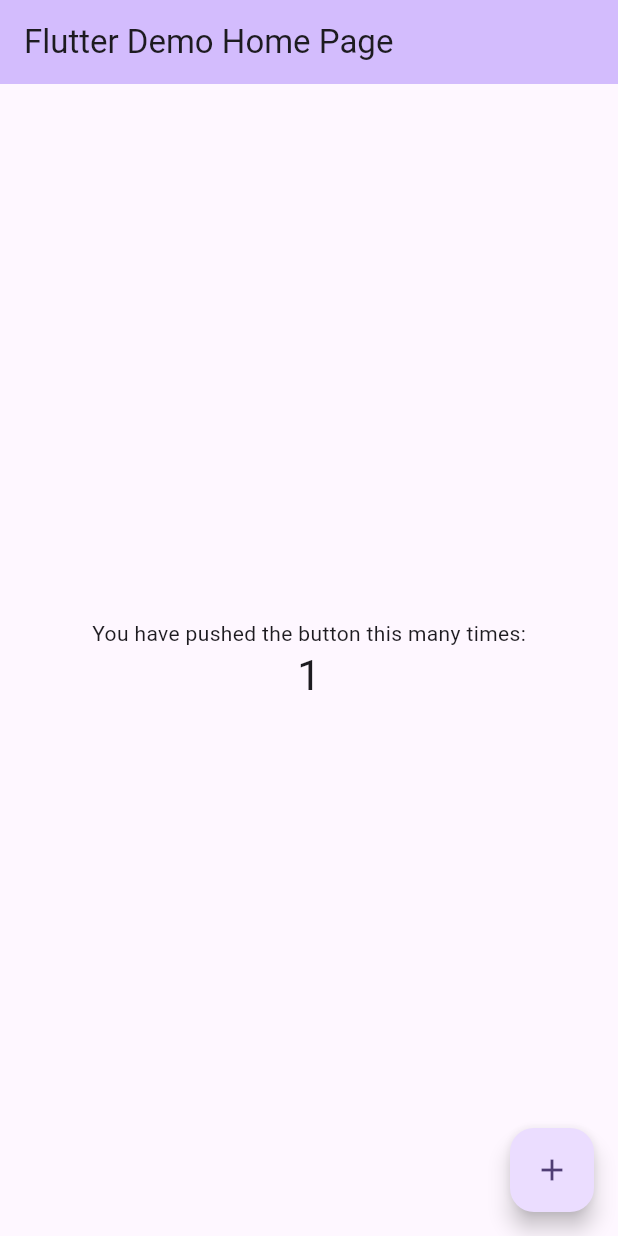
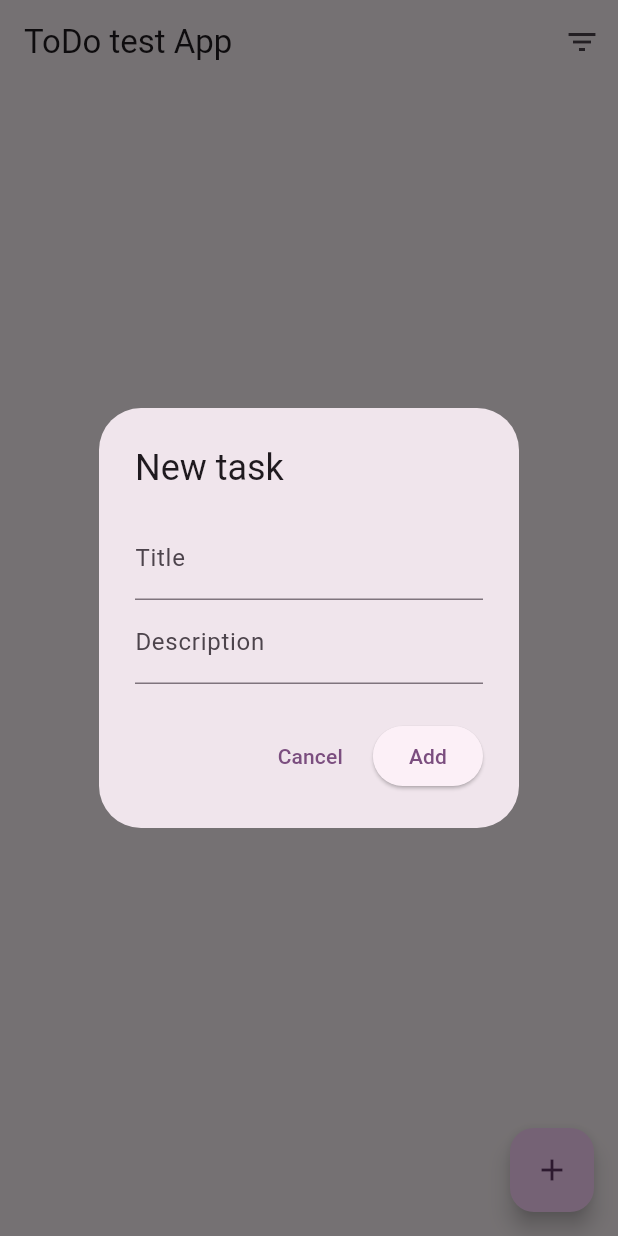
Before and after one commit to tonoyan-aram/ToDo_test, a Flutter app: the screen it shows after launch, after a tap on the "add" icon, on a phone screen of 412 x 824 dp. Run offline on Flutter 3.47's test engine with Material 3 defaults, Android fonts, the phone set to English and light mode, and no system bars.

Commit message:
add to git

```diff
--- /dev/null
+++ b/todo_test/lib/data/todo_repository.dart
@@ -0,0 +1,34 @@
+import 'package:todo_test/domain/todo_model.dart';
+
+class TodoRepo implements TodoRepository {
+  final List<Todo> _storage = [];
+
+  @override
+  Future<List<Todo>> getTodoList() async {
+    await Future.delayed(const Duration(milliseconds: 200));
+    return List.unmodifiable(_storage);
+  }
+
+  @override
+  Future<void> addTodo(Todo todo) async {
+    _storage.add(todo);
+  }
+
+  @override
+  Future<void> updateTodo(Todo todo) async {
+    final index = _storage.indexWhere((t) => t.id == todo.id);
+    if (index != -1) {
+      _storage[index] = todo;
+    }
+  }
+
+  @override
+  Future<void> deleteTodo(String id) async {
+    _storage.removeWhere((t) => t.id == id);
+  }
+
+  @override
+  Future<void> deleteCompleted() async {
+    _storage.removeWhere((t) => t.isCompleted);
+  }
+}
--- /dev/null
+++ b/todo_test/lib/domain/todo_model.dart
@@ -0,0 +1,29 @@
+class Todo {
+  final String id;
+  final String title;
+  final String description;
+  final bool isCompleted;
+
+  const Todo({
+    required this.id,
+    required this.title,
+    required this.description,
+    this.isCompleted = false,
+  });
+
+  Todo copyWith({String? title, String? description, bool? isCompleted}) {
+    return Todo(
+      id: id,
+      title: title ?? this.title,
+      description: description ?? this.description,
+      isCompleted: isCompleted ?? this.isCompleted,
+    );
+  }
+}
+
+abstract class TodoRepository {
+  Future<List<Todo>> getTodoList();
+  Future<void> addTodo(Todo todo);
+  Future<void> updateTodo(Todo todo);
+  Future<void> deleteTodo(String id);
+}
--- a/todo_test/lib/main.dart
+++ b/todo_test/lib/main.dart
@@ -1,122 +1,33 @@
 import 'package:flutter/material.dart';
+import 'package:provider/provider.dart';
+import 'package:todo_test/presentation/provider/todo_provider.dart';
+import 'data/todo_repository.dart';
+import 'presentation/screens/todo_page.dart';
 
-void main() {
-  runApp(const MyApp());
+void main() async {
+  WidgetsFlutterBinding.ensureInitialized();
+  final repository = TodoRepo();
+  runApp(MyApp(repository: repository));
 }
 
 class MyApp extends StatelessWidget {
-  const MyApp({super.key});
+  final TodoRepo repository;
+  const MyApp({super.key, required this.repository});
 
-  // This widget is the root of your application.
   @override
   Widget build(BuildContext context) {
-    return MaterialApp(
-      title: 'Flutter Demo',
-      theme: ThemeData(
-        // This is the theme of your application.
-        //
-        // TRY THIS: Try running your application with "flutter run". You'll see
-        // the application has a purple toolbar. Then, without quitting the app,
-        // try changing the seedColor in the colorScheme below to Colors.green
-        // and then invoke "hot reload" (save your changes or press the "hot
-        // reload" button in a Flutter-supported IDE, or press "r" if you used
-        // the command line to start the app).
-        //
-        // Notice that the counter didn't reset back to zero; the application
-        // state is not lost during the reload. To reset the state, use hot
-        // restart instead.
-        //
-        // This works for code too, not just values: Most code changes can be
-        // tested with just a hot reload.
-        colorScheme: ColorScheme.fromSeed(seedColor: Colors.deepPurple),
+    return MultiProvider(
+      providers: [
+        ChangeNotifierProvider(create: (_) => TodoProvider(repository)),
+      ],
+      child: MaterialApp(
+        title: 'ToDo test App',
+        debugShowCheckedModeBanner: false,
+        theme: ThemeData(
+          colorScheme: ColorScheme.fromSeed(seedColor: Colors.purple),
+        ),
+        home: const TodoPage(),
       ),
-      home: const MyHomePage(title: 'Flutter Demo Home Page'),
     );
   }
 }
-
-class MyHomePage extends StatefulWidget {
-  const MyHomePage({super.key, required this.title});
-
-  // This widget is the home page of your application. It is stateful, meaning
-  // that it has a State object (defined below) that contains fields that affect
-  // how it looks.
-
-  // This class is the configuration for the state. It holds the values (in this
-  // case the title) provided by the parent (in this case the App widget) and
-  // used by the build method of the State. Fields in a Widget subclass are
-  // always marked "final".
-
-  final String title;
-
-  @override
-  State<MyHomePage> createState() => _MyHomePageState();
-}
-
-class _MyHomePageState extends State<MyHomePage> {
-  int _counter = 0;
-
-  void _incrementCounter() {
-    setState(() {
-      // This call to setState tells the Flutter framework that something has
-      // changed in this State, which causes it to rerun the build method below
-      // so that the display can reflect the updated values. If we changed
-      // _counter without calling setState(), then the build method would not be
-      // called again, and so nothing would appear to happen.
-      _counter++;
-    });
-  }
-
-  @override
-  Widget build(BuildContext context) {
-    // This method is rerun every time setState is called, for instance as done
-    // by the _incrementCounter method above.
-    //
-    // The Flutter framework has been optimized to make rerunning build methods
-    // fast, so that you can just rebuild anything that needs updating rather
-    // than having to individually change instances of widgets.
-    return Scaffold(
-      appBar: AppBar(
-        // TRY THIS: Try changing the color here to a specific color (to
-        // Colors.amber, perhaps?) and trigger a hot reload to see the AppBar
-        // change color while the other colors stay the same.
-        backgroundColor: Theme.of(context).colorScheme.inversePrimary,
-        // Here we take the value from the MyHomePage object that was created by
-        // the App.build method, and use it to set our appbar title.
-        title: Text(widget.title),
-      ),
-      body: Center(
-        // Center is a layout widget. It takes a single child and positions it
-        // in the middle of the parent.
-        child: Column(
-          // Column is also a layout widget. It takes a list of children and
-          // arranges them vertically. By default, it sizes itself to fit its
-          // children horizontally, and tries to be as tall as its parent.
-          //
-          // Column has various properties to control how it sizes itself and
-          // how it positions its children. Here we use mainAxisAlignment to
-          // center the children vertically; the main axis here is the vertical
-          // axis because Columns are vertical (the cross axis would be
-          // horizontal).
-          //
-          // TRY THIS: Invoke "debug painting" (choose the "Toggle Debug Paint"
-          // action in the IDE, or press "p" in the console), to see the
-          // wireframe for each widget.
-          mainAxisAlignment: MainAxisAlignment.center,
-          children: <Widget>[
-            const Text('You have pushed the button this many times:'),
-            Text(
-              '$_counter',
-              style: Theme.of(context).textTheme.headlineMedium,
-            ),
-          ],
-        ),
-      ),
-      floatingActionButton: FloatingActionButton(
-        onPressed: _incrementCounter,
-        tooltip: 'Increment',
-        child: const Icon(Icons.add),
-      ), // This trailing comma makes auto-formatting nicer for build methods.
-    );
-  }
-}
--- /dev/null
+++ b/todo_test/lib/presentation/provider/todo_provider.dart
@@ -0,0 +1,67 @@
+import 'package:flutter/foundation.dart';
+import 'package:todo_test/domain/todo_model.dart';
+import 'package:uuid/uuid.dart';
+
+class TodoProvider extends ChangeNotifier {
+  final TodoRepository repository;
+  List<Todo> _todos = [];
+  List<Todo> get todos => _todos;
+  String _filter = 'all';
+
+  TodoProvider(this.repository) {
+    loadTodos();
+  }
+
+  Future<void> loadTodos() async {
+    _todos = await repository.getTodoList();
+    notifyListeners();
+  }
+
+  void setFilter(String value) {
+    _filter = value;
+    notifyListeners();
+  }
+
+  List<Todo> get filteredTodos {
+    switch (_filter) {
+      case 'active':
+        return _todos.where((t) => !t.isCompleted).toList();
+      case 'completed':
+        return _todos.where((t) => t.isCompleted).toList();
+      default:
+        return _todos;
+    }
+  }
+
+  Future<void> add(String title, String description) async {
+    final todo = Todo(
+      id: const Uuid().v4(),
+      title: title,
+      description: description,
+    );
+    await repository.addTodo(todo);
+    _todos = await repository.getTodoList();
+    notifyListeners();
+  }
+
+  Future<void> setComplete(String id) async {
+    final todo = _todos.firstWhere((t) => t.id == id);
+    final updated = todo.copyWith(isCompleted: !todo.isCompleted);
+    await repository.updateTodo(updated);
+    _todos = await repository.getTodoList();
+    notifyListeners();
+  }
+
+  Future<void> update(String id, String newTitle, String newDescription) async {
+    final todo = _todos.firstWhere((t) => t.id == id);
+    final updated = todo.copyWith(title: newTitle, description: newDescription);
+    await repository.updateTodo(updated);
+    await loadTodos();
+  }
+
+  Future<void> delete(String id) async {
+    await repository.deleteTodo(id);
+    _todos = await repository.getTodoList();
+    notifyListeners();
+  }
+}
--- /dev/null
+++ b/todo_test/lib/presentation/screens/todo_page.dart
@@ -0,0 +1,210 @@
+import 'package:flutter/material.dart';
+import 'package:provider/provider.dart';
+import 'package:todo_test/presentation/provider/todo_provider.dart';
+
+class TodoPage extends StatelessWidget {
+  const TodoPage({super.key});
+
+  @override
+  Widget build(BuildContext context) {
+    final provider = context.watch<TodoProvider>();
+
+    return Scaffold(
+      appBar: AppBar(
+        title: const Text('ToDo test App'),
+        actions: [
+          PopupMenuButton<String>(
+            onSelected: provider.setFilter,
+            icon: const Icon(Icons.filter_list),
+            itemBuilder: (context) => const [
+              PopupMenuItem(value: 'all', child: Text('All')),
+              PopupMenuItem(value: 'active', child: Text('Active')),
+              PopupMenuItem(value: 'completed', child: Text('Competed')),
+            ],
+          ),
+        ],
+      ),
+      body: ListView(
+        children: provider.filteredTodos.map((todo) {
+          return ListTile(
+            title: Text(
+              todo.title,
+              style: TextStyle(
+                decoration: todo.isCompleted ? TextDecoration.underline : null,
+              ),
+            ),
+            subtitle: Text(todo.description),
+            leading: Checkbox(
+              value: todo.isCompleted,
+              onChanged: (_) => provider.setComplete(todo.id),
+            ),
+            trailing: Row(
+              mainAxisSize: MainAxisSize.min,
+              children: [
+                IconButton(
+                  icon: const Icon(Icons.edit, size: 20),
+                  onPressed: () => _showEditDialog(
+                    context,
+                    todo.id,
+                    todo.title,
+                    todo.description,
+                  ),
+                ),
+                IconButton(
+                  icon: const Icon(
+                    Icons.delete,
+                    color: Colors.deepPurpleAccent,
+                  ),
+                  onPressed: () {
+                    if (todo.isCompleted) {
+                      provider.delete(todo.id);
+                    } else {
+                      showDialog(
+                        context: context,
+                        builder: (context) => AlertDialog(
+                          title: const Text('Confirm deletion'),
+                          content: const Text(
+                            'Are you sure you want to delete the unfinished task?',
+                          ),
+                          actions: [
+                            TextButton(
+                              onPressed: () => Navigator.pop(context),
+                              child: const Text('Cancel'),
+                            ),
+                            ElevatedButton(
+                              onPressed: () {
+                                context.read<TodoProvider>().delete(todo.id);
+                                Navigator.pop(context);
+                              },
+                              child: const Text('Delete'),
+                            ),
+                          ],
+                        ),
+                      );
+                    }
+                  },
+                ),
+              ],
+            ),
+          );
+        }).toList(),
+      ),
+      floatingActionButton: FloatingActionButton(
+        onPressed: () => _showAddDialog(context),
+        child: const Icon(Icons.add),
+      ),
+    );
+  }
+
+  void _showAddDialog(BuildContext context) {
+    final titleCtrl = TextEditingController();
+    final descCtrl = TextEditingController();
+    final formKey = GlobalKey<FormState>();
+
+    showDialog(
+      context: context,
+      builder: (context) => AlertDialog(
+        title: const Text('New task'),
+        content: Form(
+          key: formKey,
+          child: Column(
+            mainAxisSize: MainAxisSize.min,
+            children: [
+              TextFormField(
+                controller: titleCtrl,
+                decoration: const InputDecoration(labelText: 'Title'),
+                validator: (value) {
+                  if (value == null || value.trim().isEmpty) {
+                    return 'Ender title';
+                  }
+                  return null;
+                },
+              ),
+              TextFormField(
+                controller: descCtrl,
+                decoration: const InputDecoration(labelText: 'Description'),
+              ),
+            ],
+          ),
+        ),
+        actions: [
+          TextButton(
+            onPressed: () => Navigator.pop(context),
+            child: const Text('Cancel'),
+          ),
+          ElevatedButton(
+            onPressed: () {
+              if (formKey.currentState!.validate()) {
+                context.read<TodoProvider>().add(
+                  titleCtrl.text.trim(),
+                  descCtrl.text.trim(),
+                );
+                Navigator.pop(context);
+              }
+            },
+            child: const Text('Add'),
+          ),
+        ],
+      ),
+    );
+  }
+
+  void _showEditDialog(
+    BuildContext context,
+    String id,
+    String currentTitle,
+    String currentDescription,
+  ) {
+    final titleCtrl = TextEditingController(text: currentTitle);
+    final descCtrl = TextEditingController(text: currentDescription);
+    final formKey = GlobalKey<FormState>();
+
+    showDialog(
+      context: context,
+      builder: (context) => AlertDialog(
+        title: const Text('Edit task'),
+        content: Form(
+          key: formKey,
+          child: Column(
+            mainAxisSize: MainAxisSize.min,
+            children: [
+              TextFormField(
+                controller: titleCtrl,
+                decoration: const InputDecoration(labelText: 'Title'),
+                validator: (value) {
+                  if (value == null || value.trim().isEmpty) {
+                    return 'Enter title';
+                  }
+                  return null;
+                },
+              ),
+              TextFormField(
+                controller: descCtrl,
+                decoration: const InputDecoration(labelText: 'Description'),
+              ),
+            ],
+          ),
+        ),
+        actions: [
+          TextButton(
+            onPressed: () => Navigator.pop(context),
+            child: const Text('Cancel'),
+          ),
+          ElevatedButton(
+            onPressed: () {
+              if (formKey.currentState!.validate()) {
+                context.read<TodoProvider>().update(
+                  id,
+                  titleCtrl.text.trim(),
+                  descCtrl.text.trim(),
+                );
+                Navigator.pop(context);
+              }
+            },
+            child: const Text('Save'),
+          ),
+        ],
+      ),
+    );
+  }
+}
```
Also changed, not shown: todo_test/pubspec.yaml (+3 -66 lines), todo_test/pubspec.lock, 1 other file.
